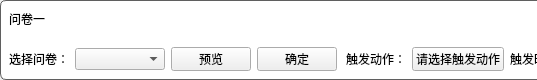
Before: the Qt Designer form src/Project/questionitem.ui in abc881858/601, drawn with Qt 5; both pictures show x 0 to 537 and y 0 to 80 of the 798 by 80 pixel window.
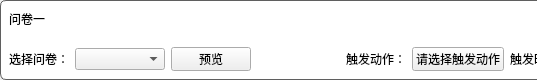
After: the same form once the commit is applied.

The edit to the form file:
```diff
--- a/src/Project/questionitem.ui
+++ b/src/Project/questionitem.ui
@@ -158,19 +158,6 @@
            </property>
           </widget>
          </item>
-         <item>
-          <widget class="QPushButton" name="ok">
-           <property name="sizePolicy">
-            <sizepolicy hsizetype="Fixed" vsizetype="Fixed">
-             <horstretch>0</horstretch>
-             <verstretch>0</verstretch>
-            </sizepolicy>
-           </property>
-           <property name="text">
-            <string>确定</string>
-           </property>
-          </widget>
-         </item>
          <item>
           <spacer name="horizontalSpacer_28">
            <property name="orientation">
```
Left out of the diff: 4 changed lines with no effect on the pictures.
